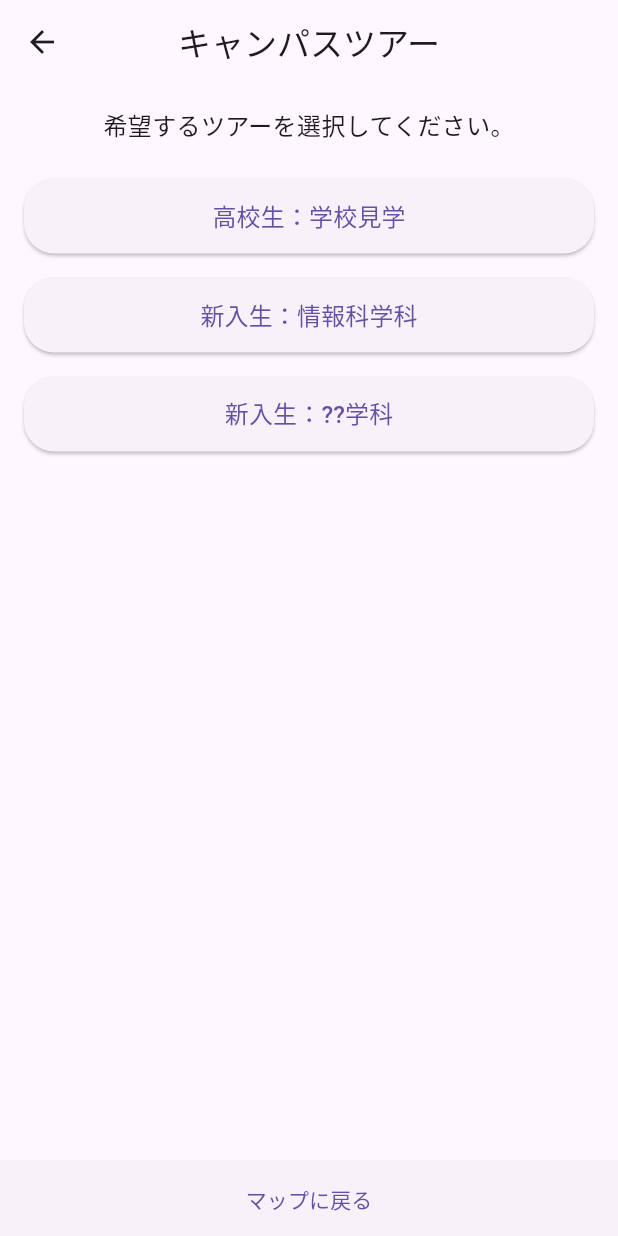
After one commit to bserab/digital_disign, a Flutter app: the screen it shows after launch, after a tap on "キャンパスツアーを見る", on a phone screen of 412 x 824 dp. The commit adds this screen. Run offline on Flutter 3.47's test engine with Material 3 defaults, Android fonts, the phone set to English and light mode, and no system bars.

Commit message:
クラスでファイルを分けたで ホーム→キャンパスツアーのホーム→高校生の方に遷移ができる

```diff
--- /dev/null
+++ b/lib/app_home.dart
@@ -0,0 +1,31 @@
+import 'package:flutter/material.dart';
+import 'campus_tour_home.dart';
+
+//ホーム画面
+class AppHome extends StatelessWidget {
+  const AppHome({super.key});
+  @override
+  Widget build(BuildContext context) {
+    return Scaffold(
+      appBar: AppBar(
+        title: const Text("マップ"),
+        centerTitle: true,
+      ),
+      body: Center(
+        child: ElevatedButton(
+          onPressed: () {
+            // 子ページ（キャンパスツアー選択ページ）への遷移
+            Navigator.push(
+              context,
+              MaterialPageRoute(builder: (context) => const CampusTourHome()),
+            );
+          },
+          style: ElevatedButton.styleFrom(
+            minimumSize: const Size(200, 50),
+          ),
+          child: const Text("キャンパスツアーを見る"),
+        ),
+      ),
+    );
+  }
+}
--- /dev/null
+++ b/lib/campus_tour_home.dart
@@ -0,0 +1,69 @@
+import 'package:flutter/material.dart';
+import 'util.dart';
+import 'high_school_course_home.dart';
+
+
+//キャンパスツアーの属性選択画面
+class CampusTourHome extends StatelessWidget {
+  const CampusTourHome({super.key});
+  @override
+  Widget build(BuildContext context) {
+    return Scaffold(
+      appBar: AppBar(
+        title: const Text("キャンパスツアー"),
+        centerTitle: true,
+      ),
+      body: Column(
+        children: [
+          const SizedBox(height: 16), // 上部の余白
+          const Text(
+            "希望するツアーを選択してください。",
+            style: TextStyle(fontSize: 16),
+          ),
+          const SizedBox(height: 16),
+          Expanded(
+            child: ListView(
+              padding: const EdgeInsets.symmetric(horizontal: 16),
+              children: [
+                RoundedButton(
+                  label: "高校生：学校見学",
+                  onPressed: () {
+                    // 他の画面遷移（例: SchoolTourPage）
+                    Navigator.push(
+                      context,
+                      MaterialPageRoute(builder: (context) => const HighSchoolCourseHome()),
+                    );
+                  },
+                ),
+                RoundedButton(
+                  label: "新入生：情報科学科",
+                  onPressed: () {
+                    // 他の画面遷移
+                  },
+                ),
+                RoundedButton(
+                  label: "新入生：??学科",
+                  onPressed: () {},
+                ),
+                // 必要に応じてボタンを追加
+              ],
+            ),
+          ),
+          ElevatedButton(
+            onPressed: () {
+              // 親ページ（MapPage）に戻る
+              Navigator.pop(context);
+            },
+            style: ElevatedButton.styleFrom(
+              shape: const RoundedRectangleBorder(
+                borderRadius: BorderRadius.zero, // 角丸なし
+              ),
+              minimumSize: const Size(double.infinity, 50), // 幅いっぱいのボタン
+            ),
+            child: const Text("マップに戻る"),
+          ),
+        ],
+      ),
+    );
+  }
+}
--- /dev/null
+++ b/lib/my_app.dart
@@ -0,0 +1,12 @@
+import 'package:flutter/material.dart';
+import 'app_home.dart';
+
+class MyApp extends StatelessWidget {
+  const MyApp({super.key});
+  @override
+  Widget build(BuildContext context) {
+    return const MaterialApp(
+      home: AppHome(),
+    );
+  }
+}
--- /dev/null
+++ b/lib/util.dart
@@ -0,0 +1,29 @@
+import 'package:flutter/material.dart';
+
+//便利機能をいっぱい詰め込むクラス
+
+//角が丸の四角いボタンを表示するクラス
+//第一引数：表示する文字，第二引数：ボタン押された時のアクション
+class RoundedButton extends StatelessWidget {
+  final String label;
+  final VoidCallback onPressed;
+
+  const RoundedButton({required this.label, required this.onPressed,super.key});
+
+  @override
+  Widget build(BuildContext context) {
+    return Padding(
+      padding: const EdgeInsets.symmetric(vertical: 8.0),
+      child: ElevatedButton(
+        onPressed: onPressed,
+        style: ElevatedButton.styleFrom(
+          shape: RoundedRectangleBorder(
+            borderRadius: BorderRadius.circular(20), // 角丸
+          ),
+          minimumSize: const Size(double.infinity, 50), // ボタンのサイズ
+        ),
+        child: Text(label, style: const TextStyle(fontSize: 16)),
+      ),
+    );
+  }
+}
```
Also changed, not shown: lib/course_maker.dart (added, +11 -0 lines), lib/high_school_course_home.dart (added, +18 -0 lines), lib/main.dart (+1 -104 lines).
